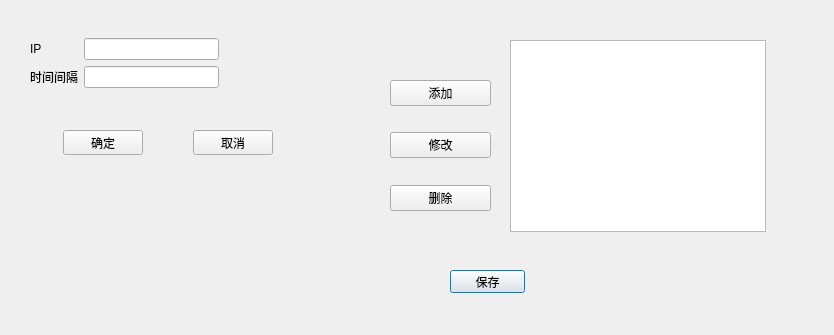
Qt form src/configdlg.ui (1010878366/CheckIPQt) before a commit.
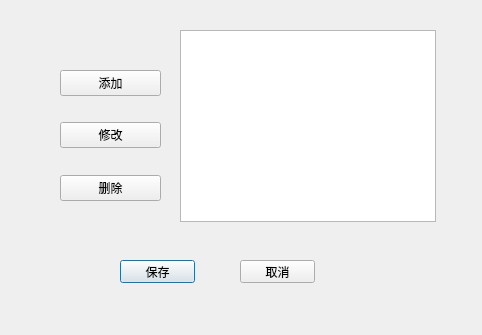
The same form after that commit.

```diff
--- a/src/configdlg.ui
+++ b/src/configdlg.ui
@@ -6,7 +6,7 @@
    <rect>
     <x>0</x>
     <y>0</y>
-    <width>834</width>
+    <width>482</width>
     <height>335</height>
    </rect>
   </property>
@@ -16,8 +16,8 @@
   <widget class="QTableWidget" name="tableWidget">
    <property name="geometry">
     <rect>
-     <x>510</x>
-     <y>40</y>
+     <x>180</x>
+     <y>30</y>
      <width>256</width>
      <height>192</height>
     </rect>
@@ -26,8 +26,8 @@
   <widget class="QPushButton" name="btn_Save">
    <property name="geometry">
     <rect>
-     <x>450</x>
-     <y>270</y>
+     <x>120</x>
+     <y>260</y>
      <width>75</width>
      <height>23</height>
     </rect>
@@ -36,108 +36,11 @@
     <string>保存</string>
    </property>
   </widget>
-  <widget class="QWidget" name="">
+  <widget class="QWidget" name="layoutWidget">
    <property name="geometry">
     <rect>
-     <x>20</x>
-     <y>130</y>
-     <width>296</width>
-     <height>25</height>
-    </rect>
-   </property>
-   <layout class="QHBoxLayout" name="horizontalLayout">
-    <item>
-     <spacer name="horizontalSpacer">
-      <property name="orientation">
-       <enum>Qt::Orientation::Horizontal</enum>
-      </property>
-      <property name="sizeHint" stdset="0">
-       <size>
-        <width>40</width>
-        <height>20</height>
-       </size>
-      </property>
-     </spacer>
-    </item>
-    <item>
-     <widget class="QPushButton" name="btnOK">
-      <property name="text">
-       <string>确定</string>
-      </property>
-     </widget>
-    </item>
-    <item>
-     <spacer name="horizontalSpacer_2">
-      <property name="orientation">
-       <enum>Qt::Orientation::Horizontal</enum>
-      </property>
-      <property name="sizeHint" stdset="0">
-       <size>
-        <width>40</width>
-        <height>20</height>
-       </size>
-      </property>
-     </spacer>
-    </item>
-    <item>
-     <widget class="QPushButton" name="btnCancel">
-      <property name="text">
-       <string>取消</string>
-      </property>
-     </widget>
-    </item>
-    <item>
-     <spacer name="horizontalSpacer_3">
-      <property name="orientation">
-       <enum>Qt::Orientation::Horizontal</enum>
-      </property>
-      <property name="sizeHint" stdset="0">
-       <size>
-        <width>40</width>
-        <height>20</height>
-       </size>
-      </property>
-     </spacer>
-    </item>
-   </layout>
-  </widget>
-  <widget class="QWidget" name="">
-   <property name="geometry">
-    <rect>
-     <x>30</x>
-     <y>38</y>
-     <width>189</width>
-     <height>50</height>
-    </rect>
-   </property>
-   <layout class="QGridLayout" name="gridLayout">
-    <item row="0" column="0">
-     <widget class="QLabel" name="label">
-      <property name="text">
-       <string>IP</string>
-      </property>
-     </widget>
-    </item>
-    <item row="1" column="1">
-     <widget class="QLineEdit" name="lineEditTime"/>
-    </item>
-    <item row="1" column="0">
-     <widget class="QLabel" name="label_2">
-      <property name="text">
-       <string>时间间隔</string>
-      </property>
-     </widget>
-    </item>
-    <item row="0" column="1">
-     <widget class="QLineEdit" name="lineEditIP"/>
-    </item>
-   </layout>
-  </widget>
-  <widget class="QWidget" name="">
-   <property name="geometry">
-    <rect>
-     <x>390</x>
-     <y>60</y>
+     <x>60</x>
+     <y>50</y>
      <width>101</width>
      <height>171</height>
     </rect>
@@ -218,6 +121,19 @@
     </item>
    </layout>
   </widget>
+  <widget class="QPushButton" name="btn_Cancel">
+   <property name="geometry">
+    <rect>
+     <x>240</x>
+     <y>260</y>
+     <width>75</width>
+     <height>23</height>
+    </rect>
+   </property>
+   <property name="text">
+    <string>取消</string>
+   </property>
+  </widget>
  </widget>
  <resources/>
  <connections/>
```
